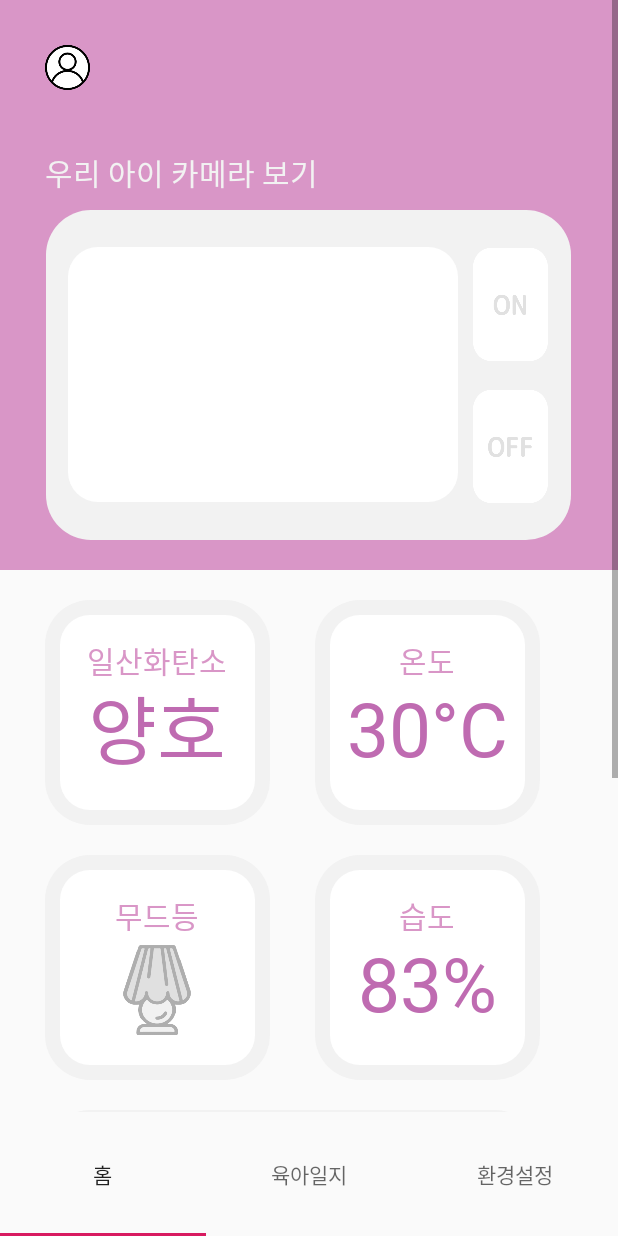
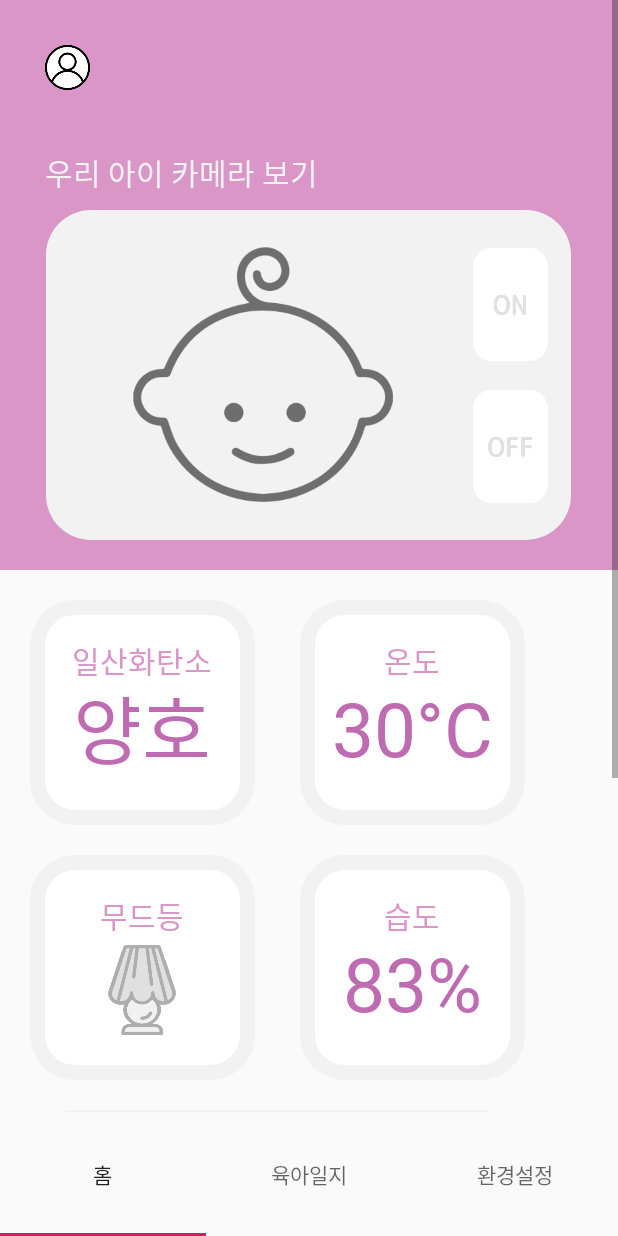
Before and after one commit to YeRamJung/SmartMobile-with-Arduino, an Android app: the FragmentHome screen opened directly, with no data from a screen before it, on a phone screen of 412 x 824 dp. Run offline under Robolectric (Android 15) with nearby library versions, the phone set to English and light mode, and no system bars.

Commit message:
홈화면 카메라, 앨범

```diff
--- a/Client/app/src/main/res/layout/activity_note_fix.xml
+++ b/Client/app/src/main/res/layout/activity_note_fix.xml
@@ -28,7 +28,7 @@
     <RelativeLayout
         android:layout_width="360dp"
         android:layout_height="460dp"
-        android:layout_marginLeft="25dp"
+        android:layout_marginLeft="5dp"
         android:layout_marginTop="20dp"
         android:background="#f2f2f2">
 
--- a/Client/app/src/main/res/layout/activity_splash.xml
+++ b/Client/app/src/main/res/layout/activity_splash.xml
@@ -12,7 +12,7 @@
         android:layout_width="100dp"
         android:layout_height="100dp"
         android:layout_gravity="center"
-        android:layout_marginTop="200dp"
+        android:layout_marginTop="240dp"
         android:src="@drawable/splashmobile" />
 
     <TextView
--- a/Client/app/src/main/res/layout/fragment_diary.xml
+++ b/Client/app/src/main/res/layout/fragment_diary.xml
@@ -32,7 +32,7 @@
             android:id="@+id/btnMemoReg"
             android:layout_width="50dp"
             android:layout_height="50dp"
-            android:layout_marginLeft="330dp"
+            android:layout_marginLeft="300dp"
             android:layout_marginTop="17dp"
             android:background="@drawable/plus" />
 
--- a/Client/app/src/main/res/layout/fragment_home.xml
+++ b/Client/app/src/main/res/layout/fragment_home.xml
@@ -57,13 +57,13 @@
                 android:layout_marginTop="60dp"
                 android:background="@drawable/round_shape">
 
-                <ImageButton
-                    android:id="@+id/camera"
+                <ImageView
+                    android:id="@+id/imgCamera"
                     android:layout_width="260dp"
                     android:layout_height="170dp"
                     android:layout_gravity="center"
                     android:layout_marginRight="30dp"
-                    android:background="@drawable/round_shape_white" />
+                    android:src="@drawable/baby" />
 
                 <FrameLayout
                     android:layout_width="80dp"
@@ -71,7 +71,7 @@
                     android:layout_gravity="right">
 
                     <ImageButton
-                        android:id="@+id/btnCmaeraON"
+                        android:id="@+id/btnCamera"
                         android:layout_width="50dp"
                         android:layout_height="75dp"
                         android:layout_gravity="center_horizontal"
@@ -79,7 +79,7 @@
                         android:background="@drawable/btncameraon1" />
 
                     <ImageButton
-                        android:id="@+id/btnCameraOFF"
+                        android:id="@+id/btnAlbum"
                         android:layout_width="50dp"
                         android:layout_height="75dp"
                         android:layout_gravity="center_horizontal"
@@ -107,7 +107,7 @@
                 <FrameLayout
                     android:layout_width="150dp"
                     android:layout_height="150dp"
-                    android:layout_marginLeft="30dp"
+                    android:layout_marginLeft="20dp"
                     android:layout_marginTop="20dp"
                     android:background="@drawable/round_shape">
 
@@ -189,7 +189,7 @@
                 <FrameLayout
                     android:layout_width="150dp"
                     android:layout_height="150dp"
-                    android:layout_marginLeft="30dp"
+                    android:layout_marginLeft="20dp"
                     android:layout_marginTop="20dp"
                     android:background="@drawable/round_shape">
 
@@ -269,7 +269,7 @@
                 <FrameLayout
                     android:layout_width="330dp"
                     android:layout_height="150dp"
-                    android:layout_marginLeft="30dp"
+                    android:layout_marginLeft="20dp"
                     android:layout_marginTop="20dp"
                     android:background="@drawable/round_shape">
 
@@ -329,7 +329,7 @@
                 <FrameLayout
                     android:layout_width="330dp"
                     android:layout_height="150dp"
-                    android:layout_marginLeft="30dp"
+                    android:layout_marginLeft="20dp"
                     android:layout_marginTop="20dp"
                     android:background="@drawable/round_shape">
 
@@ -351,8 +351,8 @@
 
                         <ImageButton
                             android:id="@+id/btnMobile"
-                            android:layout_width="55dp"
-                            android:layout_height="60dp"
+                            android:layout_width="60dp"
+                            android:layout_height="65dp"
                             android:layout_marginLeft="45dp"
                             android:layout_marginTop="50dp"
                             android:background="@drawable/mobile" />
```
Also changed, not shown: Client/app/src/main/AndroidManifest.xml (+15 -0 lines), Client/app/src/main/java/com/example/swudoit/fragment/FragmentHome.java (+252 -1 lines), Client/app/src/main/res/layout/activity_note.xml (+6 -2 lines), Client/app/src/main/res/xml/file_paths.xml (added, +7 -0 lines).
